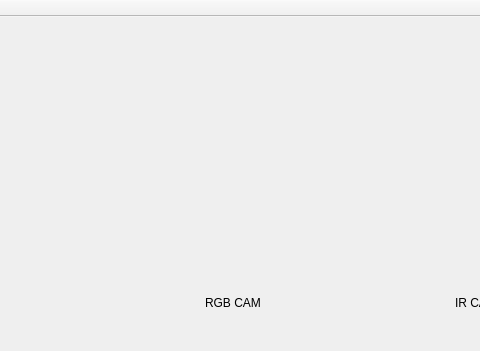
Qt form 3D_Face_scanning.vc140/CalibrationModule/CalibrationModule.ui (CSID-DGU/2017-2-CECD-BirdSound-1) before a commit; both pictures show x 115 to 595 and y 0 to 351 of the 1121 by 504 pixel window.
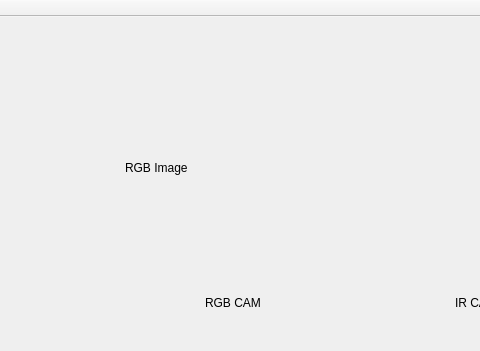
The same form after that commit.

What changed in the file:
```diff
--- a/3D_Face_scanning.vc140/CalibrationModule/CalibrationModule.ui
+++ b/3D_Face_scanning.vc140/CalibrationModule/CalibrationModule.ui
@@ -99,16 +99,6 @@
      </rect>
     </property>
    </widget>
-   <widget class="QWidget" name="rgbCam" native="true">
-    <property name="geometry">
-     <rect>
-      <x>240</x>
-      <y>40</y>
-      <width>231</width>
-      <height>231</height>
-     </rect>
-    </property>
-   </widget>
    <widget class="QLabel" name="label">
     <property name="geometry">
      <rect>
@@ -148,6 +138,19 @@
      <string>IR CAM 2</string>
     </property>
    </widget>
+   <widget class="QLabel" name="rgbLabel">
+    <property name="geometry">
+     <rect>
+      <x>240</x>
+      <y>40</y>
+      <width>221</width>
+      <height>221</height>
+     </rect>
+    </property>
+    <property name="text">
+     <string>RGB Image</string>
+    </property>
+   </widget>
   </widget>
   <widget class="QMenuBar" name="menuBar">
    <property name="geometry">
```
